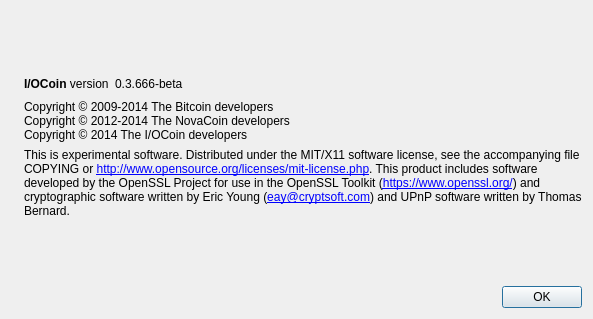
The window that src/qt/forms/aboutdialog.ui (IOCoin/DIONS) describes before a commit, drawn with Qt 5.
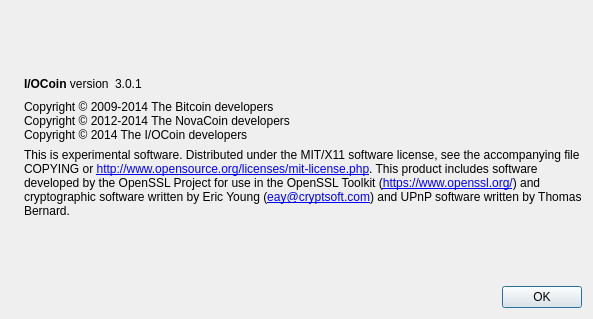
The same window after the commit. Icons and pictures are not drawn.

Diff of the .ui file:
```diff
--- a/src/qt/forms/aboutdialog.ui
+++ b/src/qt/forms/aboutdialog.ui
@@ -63,7 +63,7 @@
           <cursorShape>IBeamCursor</cursorShape>
          </property>
          <property name="text">
-          <string notr="true">0.3.666-beta</string>
+          <string notr="true">3.0.1</string>
          </property>
          <property name="textInteractionFlags">
           <set>Qt::LinksAccessibleByMouse|Qt::TextSelectableByKeyboard|Qt::TextSelectableByMouse</set>
```
